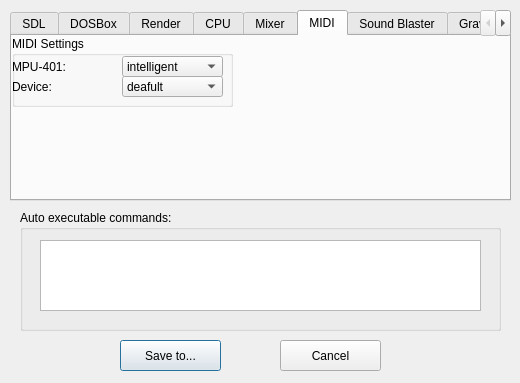
Above: configeditor.ui from gallorob/DOS_games_launcher before the change. Below: the same form after it.
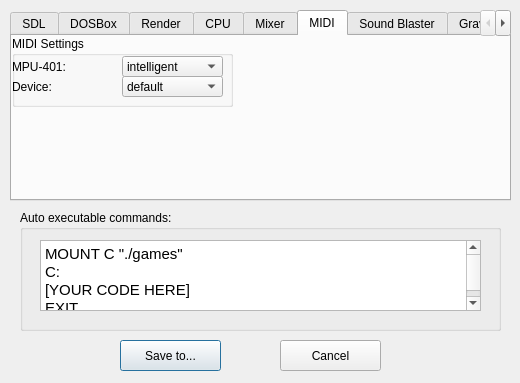
That is the form after the change. The open tabs and pages were chosen to show the change. Icons and pictures are not drawn.

```diff
--- a/configeditor.ui
+++ b/configeditor.ui
@@ -1176,7 +1176,7 @@
       </property>
       <item>
        <property name="text">
-        <string>deafult</string>
+        <string>default</string>
        </property>
       </item>
       <item>
@@ -2786,6 +2786,16 @@
       <height>71</height>
      </rect>
     </property>
+    <property name="html">
+     <string>&lt;!DOCTYPE HTML PUBLIC &quot;-//W3C//DTD HTML 4.0//EN&quot; &quot;http://www.w3.org/TR/REC-html40/strict.dtd&quot;&gt;
+&lt;html&gt;&lt;head&gt;&lt;meta name=&quot;qrichtext&quot; content=&quot;1&quot; /&gt;&lt;style type=&quot;text/css&quot;&gt;
+p, li { white-space: pre-wrap; }
+&lt;/style&gt;&lt;/head&gt;&lt;body style=&quot; font-family:'Cantarell'; font-size:11pt; font-weight:400; font-style:normal;&quot;&gt;
+&lt;p style=&quot; margin-top:0px; margin-bottom:0px; margin-left:0px; margin-right:0px; -qt-block-indent:0; text-indent:0px;&quot;&gt;MOUNT C &amp;quot;./games&amp;quot;&lt;/p&gt;
+&lt;p style=&quot; margin-top:0px; margin-bottom:0px; margin-left:0px; margin-right:0px; -qt-block-indent:0; text-indent:0px;&quot;&gt;C:&lt;/p&gt;
+&lt;p style=&quot; margin-top:0px; margin-bottom:0px; margin-left:0px; margin-right:0px; -qt-block-indent:0; text-indent:0px;&quot;&gt;[YOUR CODE HERE]&lt;/p&gt;
+&lt;p style=&quot; margin-top:0px; margin-bottom:0px; margin-left:0px; margin-right:0px; -qt-block-indent:0; text-indent:0px;&quot;&gt;EXIT&lt;/p&gt;&lt;/body&gt;&lt;/html&gt;</string>
+    </property>
    </widget>
   </widget>
  </widget>
```
